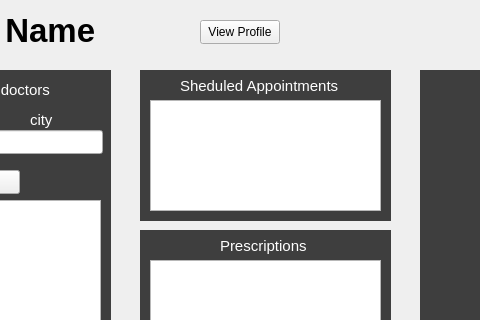
Above: dashboard_patient.ui from pratham-0204/VedSync before the change; both pictures show x 170 to 650 and y 0 to 320 of the 880 by 495 pixel window. Below: the same form after it.
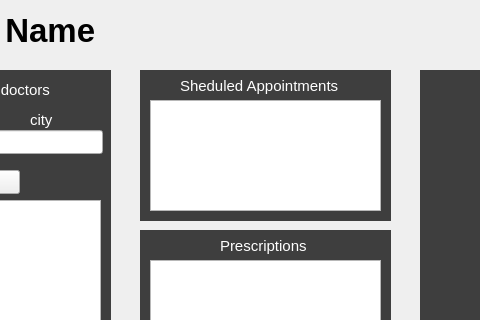
That is the form after the change.

```diff
--- a/dashboard_patient.ui
+++ b/dashboard_patient.ui
@@ -318,19 +318,6 @@
      <string>Logout</string>
     </property>
    </widget>
-   <widget class="QPushButton" name="pushButton_3">
-    <property name="geometry">
-     <rect>
-      <x>370</x>
-      <y>20</y>
-      <width>80</width>
-      <height>24</height>
-     </rect>
-    </property>
-    <property name="text">
-     <string>View Profile</string>
-    </property>
-   </widget>
    <widget class="QLabel" name="label_12">
     <property name="enabled">
      <bool>false</bool>
```
